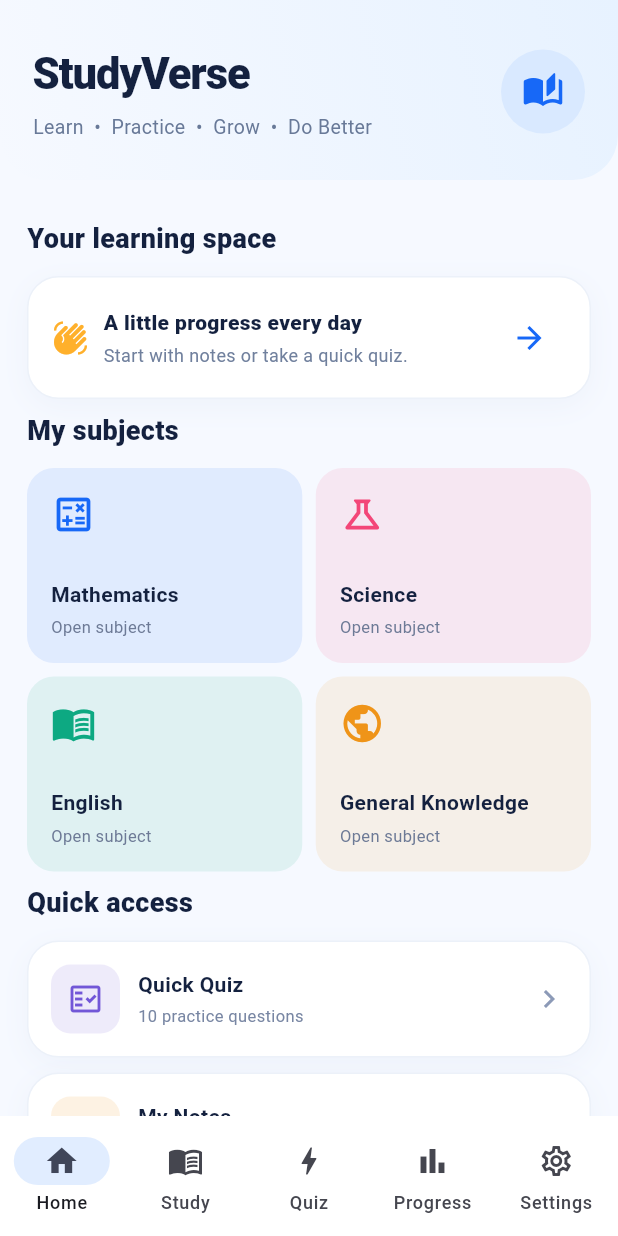
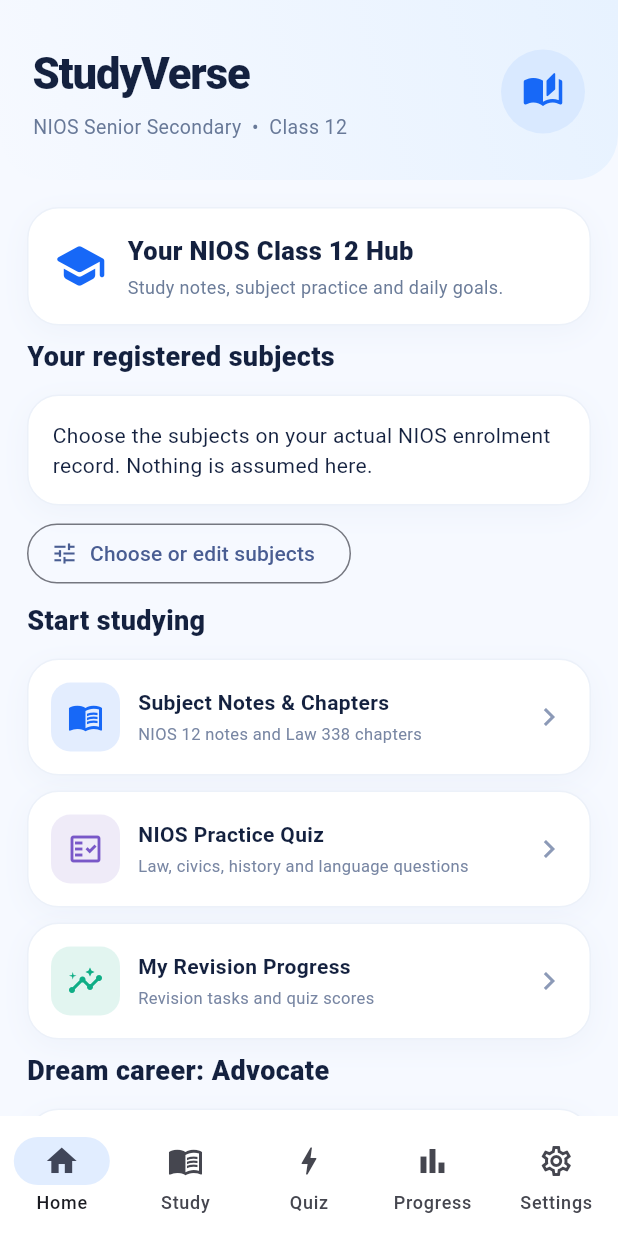
Before and after one commit to shuvinexofficial143-design/StudyVerse, a Flutter app: the screen it shows after launch, on a phone screen of 412 x 824 dp. Run offline on Flutter 3.47's test engine with Material 3 defaults, Android fonts, the phone set to English and light mode, and no system bars; our stand-ins replace flutter_secure_storage, shared_preferences, supabase_flutter; accounts and stored records are empty; statements that could not run were skipped.

Commit message:
feat: NIOS 12 dashboard, advocate roadmap and system Back navigation

```diff
--- a/lib/main.dart
+++ b/lib/main.dart
@@ -1,7 +1,10 @@
 import 'package:flutter/material.dart';
+import 'package:flutter/services.dart';
 import 'package:supabase_flutter/supabase_flutter.dart';
 
 import 'study_screens.dart';
+import 'study_data.dart';
+import 'nios_curriculum.dart';
 
 const studyBlue = Color(0xFF1768F7);
 const studyInk = Color(0xFF14213F);
@@ -72,9 +75,55 @@ class StudyShell extends StatefulWidget {
 
 class _StudyShellState extends State<StudyShell> {
   int currentTab = 0;
+  final List<int> _tabHistory = <int>[0];
+  final GlobalKey<QuizScreenState> _quizKey = GlobalKey<QuizScreenState>();
 
   void selectTab(int index) {
-    if (mounted) setState(() => currentTab = index);
+    if (!mounted || index == currentTab) return;
+    setState(() {
+      currentTab = index;
+      _tabHistory.remove(index);
+      _tabHistory.add(index);
+    });
+  }
+
+  Future<void> _handleSystemBack() async {
+    // The Android system back button must navigate, not silently close the app.
+    if (currentTab == 2 && (_quizKey.currentState?.handleBack() ?? false)) {
+      return;
+    }
+    if (_tabHistory.length > 1) {
+      setState(() {
+        _tabHistory.removeLast();
+        currentTab = _tabHistory.last;
+      });
+      return;
+    }
+    if (currentTab != 0) {
+      selectTab(0);
+      return;
+    }
+    if (!mounted) return;
+    final exitConfirmed = await showDialog<bool>(
+      context: context,
+      builder: (context) => AlertDialog(
+        title: const Text('Exit StudyVerse?'),
+        content: const Text('Stay here, or close the study app?'),
+        actions: [
+          TextButton(
+            onPressed: () => Navigator.pop(context, false),
+            child: const Text('Keep studying'),
+          ),
+          FilledButton(
+            onPressed: () => Navigator.pop(context, true),
+            child: const Text('Exit app'),
+          ),
+        ],
+      ),
+    );
+    if (exitConfirmed == true) {
+      await SystemNavigator.pop();
+    }
   }
 
   @override
@@ -82,14 +131,19 @@ class _StudyShellState extends State<StudyShell> {
     final pages = [
       HomeScreen(onSelect: selectTab),
       const StudyScreen(),
-      const QuizScreen(),
+      QuizScreen(key: _quizKey),
       const ProgressScreen(),
       SettingsScreen(
         onlineConfigured: widget.onlineConfigured,
         quickExit: () => selectTab(1),
       ),
     ];
-    return Scaffold(
+    return PopScope(
+      canPop: false,
+      onPopInvokedWithResult: (didPop, result) {
+        if (!didPop) _handleSystemBack();
+      },
+      child: Scaffold(
         body: SafeArea(
           child: IndexedStack(index: currentTab, children: pages),
         ),
@@ -99,12 +153,28 @@ class _StudyShellState extends State<StudyShell> {
           backgroundColor: Colors.white,
           indicatorColor: const Color(0xFFE1EDFF),
           destinations: const [
-          NavigationDestination(icon: Icon(Icons.home_outlined), selectedIcon: Icon(Icons.home), label: 'Home'),
-          NavigationDestination(icon: Icon(Icons.menu_book_outlined), selectedIcon: Icon(Icons.menu_book), label: 'Study'),
-          NavigationDestination(icon: Icon(Icons.bolt_outlined), selectedIcon: Icon(Icons.bolt), label: 'Quiz'),
-          NavigationDestination(icon: Icon(Icons.bar_chart_outlined), selectedIcon: Icon(Icons.bar_chart), label: 'Progress'),
-          NavigationDestination(icon: Icon(Icons.settings_outlined), selectedIcon: Icon(Icons.settings), label: 'Settings'),
+            NavigationDestination(
+                icon: Icon(Icons.home_outlined),
+                selectedIcon: Icon(Icons.home),
+                label: 'Home'),
+            NavigationDestination(
+                icon: Icon(Icons.menu_book_outlined),
+                selectedIcon: Icon(Icons.menu_book),
+                label: 'Study'),
+            NavigationDestination(
+                icon: Icon(Icons.bolt_outlined),
+                selectedIcon: Icon(Icons.bolt),
+                label: 'Quiz'),
+            NavigationDestination(
+                icon: Icon(Icons.bar_chart_outlined),
+                selectedIcon: Icon(Icons.bar_chart),
+                label: 'Progress'),
+            NavigationDestination(
+                icon: Icon(Icons.settings_outlined),
+                selectedIcon: Icon(Icons.settings),
+                label: 'Settings'),
           ],
+        ),
       ),
     );
   }
@@ -245,62 +315,120 @@ class HomeScreen extends StatelessWidget {
         children: [
           const StudyHeader(
             title: 'StudyVerse',
-              subtitle: 'Learn  •  Practice  •  Grow  •  Do Better'),
+            subtitle: 'NIOS Senior Secondary  •  Class 12',
+          ),
           Padding(
             padding: const EdgeInsets.all(18),
-            child: Column(crossAxisAlignment: CrossAxisAlignment.start,
+            child: Column(
+              crossAxisAlignment: CrossAxisAlignment.start,
               children: [
-                const StudySection('Your learning space'),
-                StudyPanel(
-                  child: Row(children: [
-                    const Icon(Icons.waving_hand, color: Color(0xFFFFB02B)),
-                    const SizedBox(width: 10),
+                StudyPanel(child: Row(children: [
+                  const Icon(Icons.school_rounded,
+                      color: studyBlue, size: 36),
+                  const SizedBox(width: 14),
                   const Expanded(child: Column(
                     crossAxisAlignment: CrossAxisAlignment.start,
                     children: [
-                        Text('A little progress every day',
-                          style: TextStyle(fontWeight: FontWeight.w800)),
-                        SizedBox(height: 3),
-                        Text('Start with notes or take a quick quiz.',
-                          style: TextStyle(color: Color(0xFF70809D), fontSize: 12)),
+                      Text('Your NIOS Class 12 Hub',
+                          style: TextStyle(fontWeight: FontWeight.w800,
+                              fontSize: 17)),
+                      SizedBox(height: 4),
+                      Text('Study notes, subject practice and daily goals.',
+                          style: TextStyle(
+                            color: Color(0xFF6B7C99), fontSize: 12)),
                     ],
                   )),
-                    IconButton(onPressed: () => onSelect(2),
-                      icon: const Icon(Icons.arrow_forward, color: studyBlue)),
-                  ]),
+                ])),
+                const StudySection('Your registered subjects'),
+                FutureBuilder<List<String>>(
+                  future: StudyStorage.loadSelectedSubjects(),
+                  builder: (context, snapshot) {
+                    final subjects = snapshot.data ?? <String>[];
+                    return Column(
+                      crossAxisAlignment: CrossAxisAlignment.start,
+                      children: [
+                        if (subjects.isEmpty)
+                          const StudyPanel(child: Text(
+                            'Choose the subjects on your actual NIOS '
+                            'enrolment record. Nothing is assumed here.')),
+                        if (subjects.isNotEmpty)
+                          Wrap(spacing: 7, runSpacing: 7,
+                            children: subjects.map((subject) =>
+                              Chip(label: Text(subject),
+                                avatar: const Icon(Icons.check_circle,
+                                    color: studyBlue, size: 18)))
+                              .toList()),
+                        const SizedBox(height: 8),
+                        OutlinedButton.icon(
+                          onPressed: () => onSelect(1),
+                          icon: const Icon(Icons.tune),
+                          label: const Text('Choose or edit subjects'),
                         ),
-                const StudySection('My subjects'),
-                Row(children: [
-                  Expanded(child: _SubjectCard('Mathematics',
-                      Icons.calculate_outlined, const Color(0xFF1768F7),
-                      () => onSelect(1))),
-                  const SizedBox(width: 9),
-                  Expanded(child: _SubjectCard('Science',
-                      Icons.science_outlined, const Color(0xFFF34678),
-                      () => onSelect(1))),
-                ]),
-                const SizedBox(height: 9),
-                Row(children: [
-                  Expanded(child: _SubjectCard('English',
-                      Icons.menu_book_outlined, const Color(0xFF0DA982),
-                      () => onSelect(1))),
-                  const SizedBox(width: 9),
-                  Expanded(child: _SubjectCard('General Knowledge',
-                      Icons.public, const Color(0xFFEF9418),
-                      () => onSelect(1))),
-                ]),
-                const StudySection('Quick access'),
-                StudyFeatureTile(title: 'Quick Quiz', description: '10 practice questions',
-                    icon: Icons.fact_check_outlined, color: const Color(0xFF7257D7),
+                      ],
+                    );
+                  },
+                ),
+                const StudySection('Start studying'),
+                StudyFeatureTile(
+                  title: 'Subject Notes & Chapters',
+                  description: 'NIOS 12 notes and Law 338 chapters',
+                  icon: Icons.menu_book_outlined,
+                  color: studyBlue, onTap: () => onSelect(1)),
+                const SizedBox(height: 10),
+                StudyFeatureTile(
+                  title: 'NIOS Practice Quiz',
+                  description: 'Law, civics, history and language questions',
+                  icon: Icons.fact_check_outlined,
+                  color: const Color(0xFF7958C8),
                   onTap: () => onSelect(2)),
                 const SizedBox(height: 10),
-                StudyFeatureTile(title: 'My Notes', description: 'Save and revise chapters',
-                    icon: Icons.sticky_note_2_outlined, color: const Color(0xFFEF9418),
-                    onTap: () => onSelect(1)),
-                const SizedBox(height: 10),
-                StudyFeatureTile(title: 'Study Progress', description: 'See goals and results',
-                    icon: Icons.insights_outlined, color: studyBlue,
+                StudyFeatureTile(
+                  title: 'My Revision Progress',
+                  description: 'Revision tasks and quiz scores',
+                  icon: Icons.insights_outlined,
+                  color: const Color(0xFF0FAE86),
                   onTap: () => onSelect(3)),
+                const StudySection('Dream career: Advocate'),
+                StudyPanel(
+                  child: Column(
+                    crossAxisAlignment: CrossAxisAlignment.start,
+                    children: [
+                      const Row(children: [
+                        Icon(Icons.gavel, color: Color(0xFFCB568F)),
+                        SizedBox(width: 10),
+                        Expanded(child: Text('Path to becoming a lawyer',
+                            style: TextStyle(fontWeight: FontWeight.w800,
+                                fontSize: 16))),
+                      ]),
+                      const SizedBox(height: 12),
+                      for (var i = 0; i < lawCareerPath.length; i++)
+                        Padding(
+                          padding: const EdgeInsets.only(bottom: 9),
+                          child: Row(
+                            crossAxisAlignment: CrossAxisAlignment.start,
+                            children: [
+                              CircleAvatar(
+                                radius: 12,
+                                backgroundColor: const Color(0xFFE6EDFF),
+                                child: Text('${i + 1}',
+                                  style: const TextStyle(
+                                    fontSize: 11, color: studyBlue)),
+                              ),
+                              const SizedBox(width: 9),
+                              Expanded(child: Text(lawCareerPath[i],
+                                style: const TextStyle(fontSize: 12.5))),
+                            ],
+                          ),
+                        ),
+                      const Text(
+                        'Introduction to Law (338) is optional. It is not '
+                        'automatically one of your enrolled NIOS subjects.',
+                        style: TextStyle(fontSize: 11,
+                            color: Color(0xFF72839B)),
+                      ),
+                    ],
+                  ),
+                ),
                 const SizedBox(height: 20),
               ],
             ),
@@ -308,32 +436,3 @@ class HomeScreen extends StatelessWidget {
         ],
       );
 }
-
-class _SubjectCard extends StatelessWidget {
-  final String title;
-  final IconData icon;
-  final Color color;
-  final VoidCallback onTap;
-  const _SubjectCard(this.title, this.icon, this.color, this.onTap);
-
-  @override
-  Widget build(BuildContext context) => InkWell(
-        onTap: onTap,
-        borderRadius: BorderRadius.circular(18),
-        child: Container(
-          height: 130,
-          padding: const EdgeInsets.all(16),
-          decoration: BoxDecoration(color: color.withValues(alpha: .10),
-              borderRadius: BorderRadius.circular(18)),
-          child: Column(crossAxisAlignment: CrossAxisAlignment.start, children: [
-            Icon(icon, color: color, size: 30),
-            const Spacer(),
-            Text(title, maxLines: 2, overflow: TextOverflow.ellipsis,
-              style: const TextStyle(fontWeight: FontWeight.w700)),
-            const SizedBox(height: 4),
-            const Text('Open subject', style: TextStyle(
-              fontSize: 11, color: Color(0xFF6D7A96))),
-          ]),
-        ),
-      );
-}
```
Lines whose indentation alone changed are shown as unchanged.
